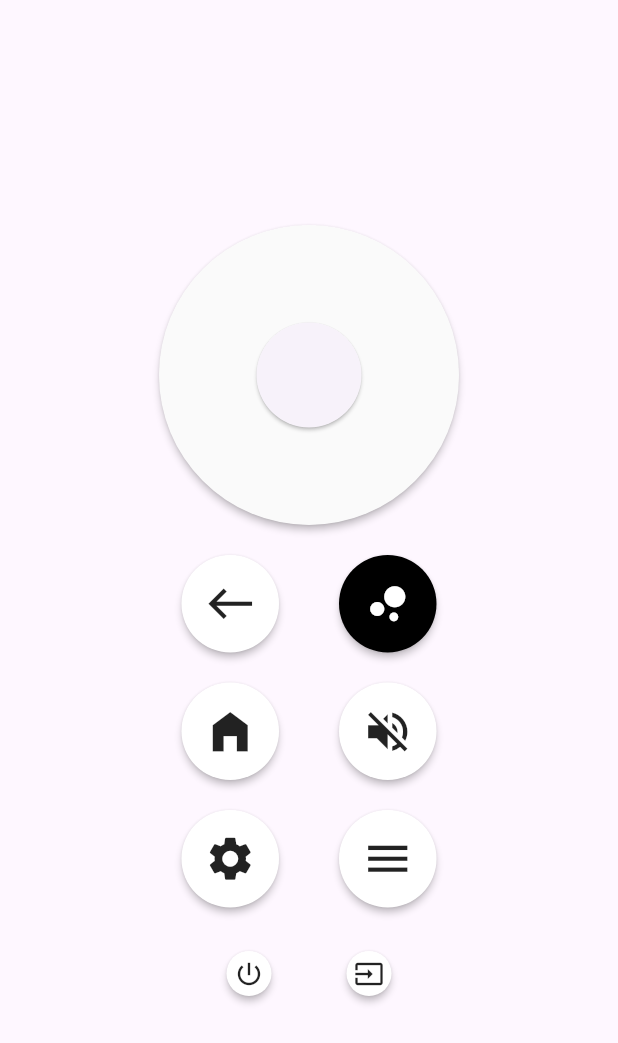
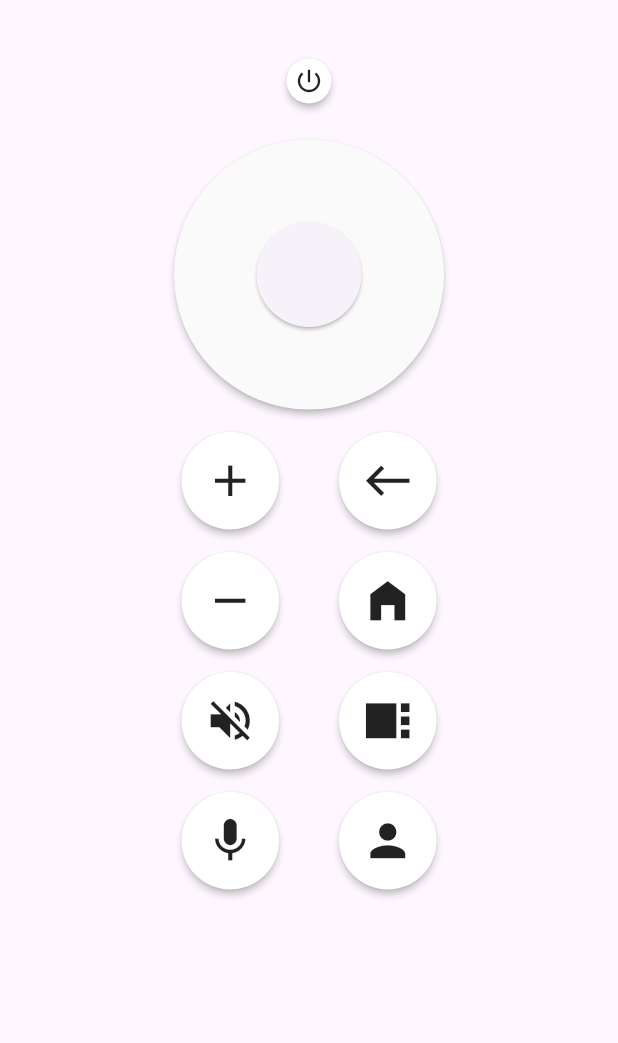
Before and after one commit to Giolti2/dds_remote2, a Flutter app: the screen it shows after launch, on a phone screen of 412 x 824 dp. Shown: the top 1043 px of the screen. Run offline on Flutter 3.47's test engine with Material 3 defaults, Android fonts, the light colour scheme and no system bars.

Commit message:
Changed layout

```diff
--- a/lib/main.dart
+++ b/lib/main.dart
@@ -2,7 +2,7 @@ import 'package:flutter/material.dart';
 import 'package:flutter/services.dart';
 import 'dart:io';
 
-const double ROW_SPACE = 20;
+const double ROW_SPACE = 15;
 const double COL_SPACE = 40;
 
 void main() {
@@ -23,91 +23,7 @@ class MainApp extends StatelessWidget {
         body: Column(
           crossAxisAlignment: CrossAxisAlignment.stretch,
           children: [
-            SizedBox(height: 150),
-            Row(
-              mainAxisAlignment: MainAxisAlignment.center,
-              children: <Widget>[MovementButtons()],
-            ),
-            SizedBox(height: ROW_SPACE),
-            Row(
-              mainAxisAlignment: MainAxisAlignment.center,
-              children: [
-                RawMaterialButton(
-                  onPressed: () => {buttonFunction("back")},
-                  elevation: 2.0,
-                  fillColor: Colors.white,
-                  constraints: BoxConstraints(minWidth: 0.0),
-                  padding: EdgeInsets.all(15.0),
-                  shape: CircleBorder(),
-                  child: Icon(Icons.west, size: 35.0),
-                ),
-                SizedBox(width: COL_SPACE),
-                RawMaterialButton(
-                  onPressed: () => {buttonFunction("bubble")},
-                  elevation: 2.0,
-                  fillColor: const Color.fromARGB(255, 0, 0, 0),
-                  constraints: BoxConstraints(minWidth: 0.0),
-                  padding: EdgeInsets.all(15.0),
-                  shape: CircleBorder(),
-                  child: Icon(
-                    Icons.bubble_chart,
-                    color: Color(0xFFFFFFFF),
-                    size: 35.0,
-                  ),
-                ),
-              ],
-            ),
-            SizedBox(height: ROW_SPACE),
-            Row(
-              mainAxisAlignment: MainAxisAlignment.center,
-              children: [
-                RawMaterialButton(
-                  onPressed: () => {buttonFunction("home")},
-                  elevation: 2.0,
-                  fillColor: Colors.white,
-                  constraints: BoxConstraints(minWidth: 0.0),
-                  padding: EdgeInsets.all(15.0),
-                  shape: CircleBorder(),
-                  child: Icon(Icons.home_filled, size: 35.0),
-                ),
-                SizedBox(width: COL_SPACE),
-                RawMaterialButton(
-                  onPressed: () => {buttonFunction("mute")},
-                  elevation: 2.0,
-                  fillColor: Colors.white,
-                  constraints: BoxConstraints(minWidth: 0.0),
-                  padding: EdgeInsets.all(15.0),
-                  shape: CircleBorder(),
-                  child: Icon(Icons.volume_off, size: 35.0),
-                ),
-              ],
-            ),
-            SizedBox(height: ROW_SPACE),
-            Row(
-              mainAxisAlignment: MainAxisAlignment.center,
-              children: [
-                RawMaterialButton(
-                  onPressed: () => {buttonFunction("settings")},
-                  elevation: 2.0,
-                  fillColor: Colors.white,
-                  constraints: BoxConstraints(minWidth: 0.0),
-                  padding: EdgeInsets.all(15.0),
-                  shape: CircleBorder(),
-                  child: Icon(Icons.settings, size: 35.0),
-                ),
-                SizedBox(width: COL_SPACE),
-                RawMaterialButton(
-                  onPressed: () => {buttonFunction("menu")},
-                  elevation: 2.0,
-                  fillColor: Colors.white,
-                  constraints: BoxConstraints(minWidth: 0.0),
-                  padding: EdgeInsets.all(15.0),
-                  shape: CircleBorder(),
-                  child: Icon(Icons.menu, size: 35.0),
-                ),
-              ],
-            ),
-            SizedBox(height: ROW_SPACE),
+            SizedBox(height: 30),
             Row(
               mainAxisAlignment: MainAxisAlignment.center,
               children: [
@@ -119,16 +35,112 @@ class MainApp extends StatelessWidget {
                   padding: EdgeInsets.all(5.0),
                   shape: CircleBorder(),
                   child: Icon(Icons.power_settings_new, size: 20.0),
-                ),
-                SizedBox(width: 32),
+                )
+              ],
+            ),
+            SizedBox(height: ROW_SPACE),
+            Row(
+              mainAxisAlignment: MainAxisAlignment.center,
+              children: <Widget>[MovementButtons()],
+            ),
+            SizedBox(height: ROW_SPACE),
+            Row(
+              mainAxisAlignment: MainAxisAlignment.center,
+              children: [
                 RawMaterialButton(
-                  onPressed: () => {buttonFunction("hdmi")},
+                  onPressed: () => {buttonFunction("volume-up")},
                   elevation: 2.0,
                   fillColor: Colors.white,
                   constraints: BoxConstraints(minWidth: 0.0),
-                  padding: EdgeInsets.all(5.0),
+                  padding: EdgeInsets.all(15.0),
                   shape: CircleBorder(),
-                  child: Icon(Icons.input, size: 20.0),
+                  child: Icon(Icons.add, size: 35.0),
+                ),
+                SizedBox(width: COL_SPACE),
+                RawMaterialButton(
+                  onPressed: () => {buttonFunction("back")},
+                  elevation: 2.0,
+                  fillColor: Colors.white,
+                  constraints: BoxConstraints(minWidth: 0.0),
+                  padding: EdgeInsets.all(15.0),
+                  shape: CircleBorder(),
+                  child: Icon(
+                    Icons.west, size: 35.0),
+                ),
+              ],
+            ),
+            SizedBox(height: ROW_SPACE),
+            Row(
+              mainAxisAlignment: MainAxisAlignment.center,
+              children: [
+                RawMaterialButton(
+                  onPressed: () => {buttonFunction("volume-down")},
+                  elevation: 2.0,
+                  fillColor: Colors.white,
+                  constraints: BoxConstraints(minWidth: 0.0),
+                  padding: EdgeInsets.all(15.0),
+                  shape: CircleBorder(),
+                  child: Icon(Icons.remove, size: 35.0),
+                ),
+                SizedBox(width: COL_SPACE),
+                RawMaterialButton(
+                  onPressed: () => {buttonFunction("home")},
+                  elevation: 2.0,
+                  fillColor: Colors.white,
+                  constraints: BoxConstraints(minWidth: 0.0),
+                  padding: EdgeInsets.all(15.0),
+                  shape: CircleBorder(),
+                  child: Icon(Icons.home_filled, size: 35.0),
+                ),
+              ],
+            ),
+            SizedBox(height: ROW_SPACE),
+            Row(
+              mainAxisAlignment: MainAxisAlignment.center,
+              children: [
+                RawMaterialButton(
+                  onPressed: () => {buttonFunction("mute")},
+                  elevation: 2.0,
+                  fillColor: Colors.white,
+                  constraints: BoxConstraints(minWidth: 0.0),
+                  padding: EdgeInsets.all(15.0),
+                  shape: CircleBorder(),
+                  child: Icon(Icons.volume_off, size: 35.0),
+                ),
+                SizedBox(width: COL_SPACE),
+                RawMaterialButton(
+                  onPressed: () => {buttonFunction("sidebar")},
+                  elevation: 2.0,
+                  fillColor: Colors.white,
+                  constraints: BoxConstraints(minWidth: 0.0),
+                  padding: EdgeInsets.all(15.0),
+                  shape: CircleBorder(),
+                  child: Icon(Icons.view_sidebar, size: 35.0),
+                ),
+              ],
+            ),
+            SizedBox(height: ROW_SPACE),
+            Row(
+              mainAxisAlignment: MainAxisAlignment.center,
+              children: [
+                RawMaterialButton(
+                  onPressed: () => {buttonFunction("bubbles")},
+                  elevation: 2.0,
+                  fillColor: Colors.white,
+                  constraints: BoxConstraints(minWidth: 0.0),
+                  padding: EdgeInsets.all(15.0),
+                  shape: CircleBorder(),
+                  child: Icon(Icons.mic, size: 35.0),
+                ),
+                SizedBox(width: COL_SPACE),
+                RawMaterialButton(
+                  onPressed: () => {buttonFunction("user")},
+                  elevation: 2.0,
+                  fillColor: Colors.white,
+                  constraints: BoxConstraints(minWidth: 0.0),
+                  padding: EdgeInsets.all(15.0),
+                  shape: CircleBorder(),
+                  child: Icon(Icons.person, size: 35.0),
                 ),
               ],
             ),
@@ -141,6 +153,9 @@ class MainApp extends StatelessWidget {
 
 class MovementButtons extends StatelessWidget {
   @override
+  static const buttonSize = 50.0;
+  static const buttonSize2 = 80.0;
+  static const buttonSize3 = 70.0;
   Widget build(BuildContext context) {
     return Stack(
       children: [
@@ -160,60 +175,61 @@ class MovementButtons extends StatelessWidget {
           shape: CircleBorder(),
           child: Table(
             columnWidths: const <int, TableColumnWidth>{
-              0: FixedColumnWidth(60),
-              1: FixedColumnWidth(80),
-              2: FixedColumnWidth(60),
+              0: FixedColumnWidth(buttonSize),
+              1: FixedColumnWidth(buttonSize2),
+              2: FixedColumnWidth(buttonSize),
             },
             defaultVerticalAlignment: TableCellVerticalAlignment.middle,
             children: <TableRow>[
               TableRow(
                 children: [
-                  Container(height: 60),
+                  Container(height: buttonSize),
                   InkWell(
                     onTap: () => {buttonFunction("up")},
-                    child: Container(height: 60),
+                    onLongPress: () => {buttonFunction("hold up")},
+                    child: Container(height: buttonSize),
                   ),
-                  Container(height: 60),
+                  Container(height: buttonSize),
                 ],
               ),
               TableRow(
                 children: [
                   InkWell(
                     onTap: () => {buttonFunction("left")},
-                    child: Container(height: 80),
+                    child: Container(height: buttonSize2),
                   ),
-                  Container(height: 80),
+                  Container(height: buttonSize2),
                   InkWell(
                     onTap: () => {buttonFunction("right")},
-                    child: Container(height: 80),
+                    child: Container(height: buttonSize2),
                   ),
                 ],
               ),
               TableRow(
                 children: [
-                  Container(height: 60),
+                  Container(height: buttonSize),
                   InkWell(
                     onTap: () => {buttonFunction("down")},
-                    child: Container(height: 60),
+                    child: Container(height: buttonSize),
                   ),
-                  Container(height: 60),
+                  Container(height: buttonSize),
                 ],
               ),
             ],
           ),
         ),
         Container(
-          height: 200,
-          width: 200,
+          height: buttonSize*2 + buttonSize2,
+          width: buttonSize*2 + buttonSize2,
           alignment: Alignment.center,
           child: ElevatedButton(
             style: ElevatedButton.styleFrom(
               shape: CircleBorder(),
               padding: EdgeInsets.all(24),
-              fixedSize: const Size(70, 70),
+              fixedSize: const Size(buttonSize3, buttonSize3),
             ),
             onPressed: () => {buttonFunction("ok")},
-            onLongPress: () => {buttonFunction("hold")},
+            onLongPress: () => {buttonFunction("hold ok")},
             child: null,
           ),
         ),
@@ -233,5 +249,4 @@ void buttonFunction(String message) async {
   } catch (e) {
     print('Error connecting: $e');
   }
-
 }
```
Also changed, not shown: 1 other file.
